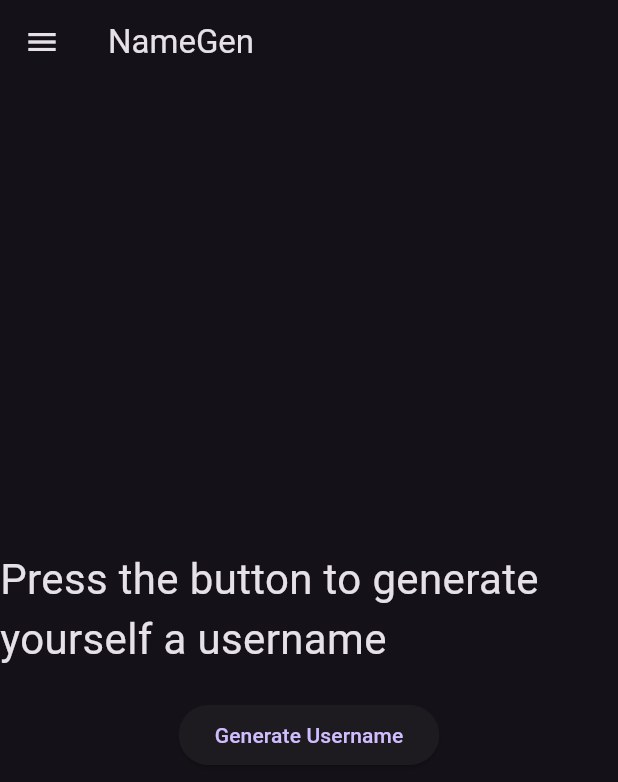
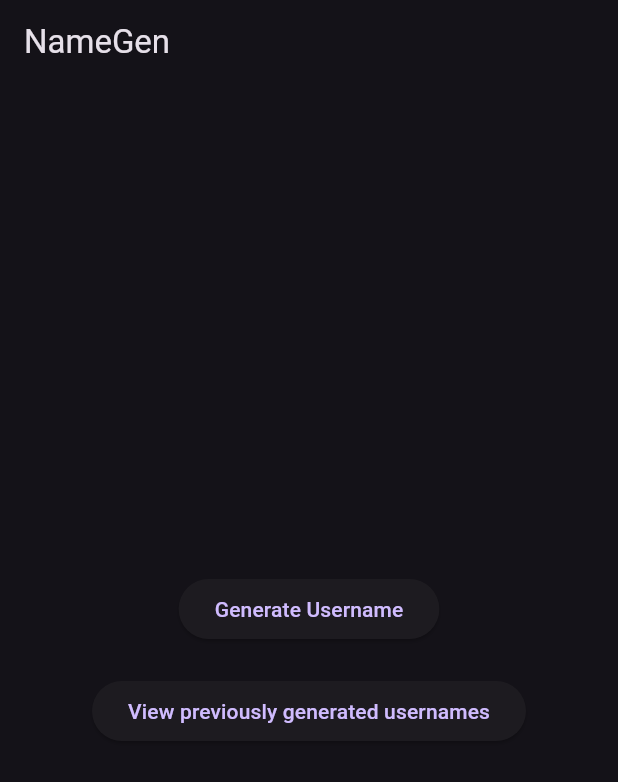
Before and after one commit to nkahkone/usernamegenerator, a Flutter app: the screen it shows after launch, on a phone screen of 412 x 824 dp. Shown: the top 782 px of the screen. Run offline on Flutter 3.47's test engine with Material 3 defaults, Android fonts, the phone set to English and light mode, and no system bars.

Commit message:
created a separate home page for the app

```diff
--- /dev/null
+++ b/name_gen/lib/home_page.dart
@@ -0,0 +1,49 @@
+import 'package:flutter/material.dart';
+import 'generator_page.dart';
+import 'history_page.dart';
+
+class HomePage extends StatelessWidget {
+  final List<String> history;
+
+  const HomePage({super.key, required this.history});
+
+  @override
+  Widget build(BuildContext context) {
+    return Scaffold(
+      appBar: AppBar(title: const Text("NameGen")),
+      body: Center(
+        child: Column(
+          mainAxisAlignment: MainAxisAlignment.center,
+          children: [
+
+            ElevatedButton(
+              onPressed: () {
+                Navigator.push(
+                  context,
+                  MaterialPageRoute(
+                    builder: (_) => GeneratorPage(history: history),
+                  ),
+                );
+              },
+              child: const Text("Generate Username"),
+            ),
+
+            const SizedBox(height: 20),
+
+            ElevatedButton(
+              onPressed: () {
+                Navigator.push(
+                  context,
+                  MaterialPageRoute(
+                    builder: (_) => HistoryPage(history: history),
+                  ),
+                );
+              },
+              child: const Text("View previously generated usernames"),
+            ),
+          ],
+        ),
+      ),
+    );
+  }
+}
--- a/name_gen/lib/main.dart
+++ b/name_gen/lib/main.dart
@@ -1,11 +1,12 @@
 import 'package:flutter/material.dart';
-import 'services/username_generator.dart';
-import 'history_page.dart';
+import 'home_page.dart';
 
 void main() {
   runApp(const NameGenApp());
 }
 
+// Yhteinen historia kaikille sivuille
+List<String> history = [];
 
 class NameGenApp extends StatelessWidget {
   const NameGenApp({super.key});
@@ -15,80 +16,7 @@ class NameGenApp extends StatelessWidget {
     return MaterialApp(
       title: 'NameGen',
       theme: ThemeData.dark(),
-      home: const HomePage(),
+      home: HomePage(history: history),
     );
   }
 }
-
-class HomePage extends StatefulWidget {
-  const HomePage({super.key});
-
-  @override
-  State<HomePage> createState() => _HomePageState();
-}
-
-class _HomePageState extends State<HomePage> {
-  final generator = UsernameGenerator();
-  List<String> history = [];
-  String username = "Press the button to generate yourself a username";
-
-  void generateName() {
-  setState(() {
-    username = generator.generate();
-    history.add(username);
-  });
-}
-
-  @override
-  Widget build(BuildContext context) {
-    return Scaffold(
-      appBar: AppBar(
-        title: const Text("NameGen"),
-      ),
-      drawer: Drawer(
-        child: ListView(
-          children: [
-            const DrawerHeader(
-              child: Text("Menu"),
-              ),
-              ListTile(
-                leading: const Icon(Icons.home),
-                title: const Text("Home"),
-                onTap: () {
-                  Navigator.pop(context);
-                },
-              ),
-
-              ListTile(
-                title: const Text("History"),
-                onTap: () {
-                  Navigator.push(
-                    context,
-                    MaterialPageRoute(
-                      builder: (context) => HistoryPage(history: history),
-                      ),
-                  );
-                }
-              )
-          ],
-        )
-      ),
-      body: Center(
-        child: Column(
-          mainAxisAlignment: MainAxisAlignment.center,
-          children: [
-            Text(
-              username,
-              style: const TextStyle(fontSize: 28),
-            ),
-            const SizedBox(height: 20),
-            ElevatedButton(
-              onPressed: generateName,
-              child: const Text("Generate Username"),
-            ),
-          ],
-        ),
-      ),
-    );
-  }
-}
```
